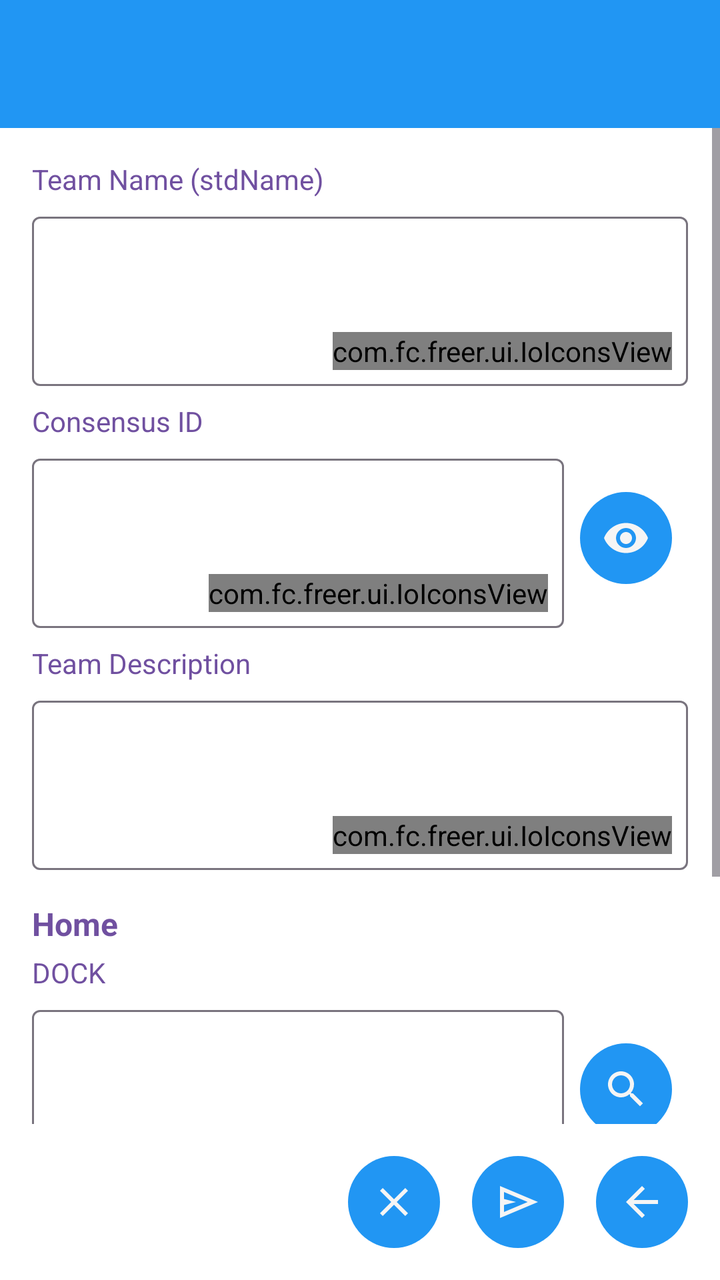
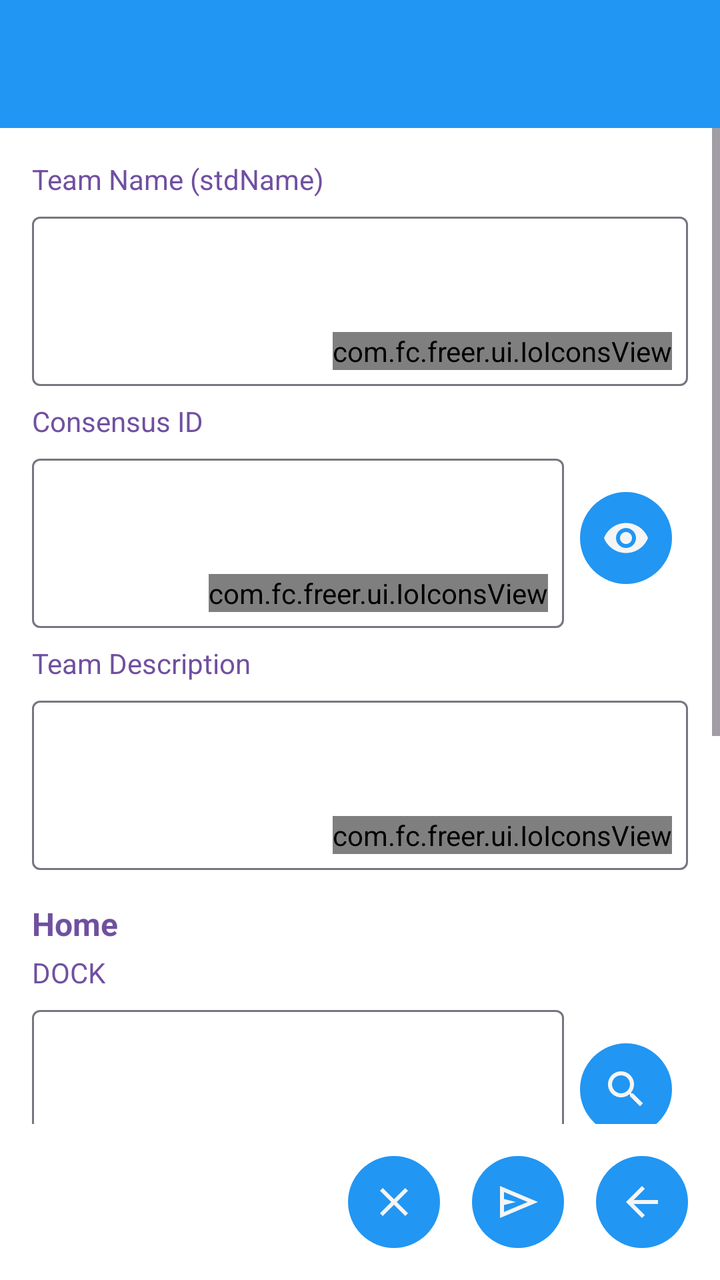

The first picture is an Android layout as it rendered before a commit; the second is the same layout after the commit. The layout source and the unified diff follow.
<!-- AndroidManifest.xml: application theme Theme.Freer -->
<!-- res/layout/activity_update_team.xml -->
<?xml version="1.0" encoding="utf-8"?>
<LinearLayout xmlns:android="http://schemas.android.com/apk/res/android"
    xmlns:app="http://schemas.android.com/apk/res-auto"
    android:layout_width="match_parent"
    android:layout_height="match_parent"
    android:orientation="vertical">

    <include layout="@layout/common_toolbar" />

    <ScrollView
        android:layout_width="match_parent"
        android:layout_height="0dp"
        android:layout_weight="1"
        android:fillViewport="true">

        <LinearLayout
            android:layout_width="match_parent"
            android:layout_height="wrap_content"
            android:orientation="vertical"
            android:padding="16dp">

            
            <TextView
                android:layout_width="match_parent"
                android:layout_height="wrap_content"
                android:text="@string/team_name"
                android:textColor="@color/field_name"
                android:textSize="14sp"
                android:layout_marginBottom="4dp" />

            <include
                android:id="@+id/nameView"
                layout="@layout/layout_text_input_with_scan"
                android:layout_width="match_parent"
                android:layout_height="wrap_content" />

            
            <TextView
                android:layout_width="match_parent"
                android:layout_height="wrap_content"
                android:text="@string/consensus_id"
                android:textColor="@color/field_name"
                android:textSize="14sp"
                android:layout_marginTop="8dp"
                android:layout_marginBottom="4dp" />

            <LinearLayout
                android:layout_width="match_parent"
                android:layout_height="wrap_content"
                android:orientation="horizontal"
                android:gravity="center_vertical">

                <include
                    android:id="@+id/consensusView"
                    layout="@layout/layout_text_input_with_scan"
                    android:layout_width="0dp"
                    android:layout_height="wrap_content"
                    android:layout_weight="1" />

                <ImageButton
                    android:id="@+id/view_consensus_button"
                    style="@style/ImageButtonStyle"
                    android:layout_marginStart="8dp"
                    android:src="@drawable/ic_visibility"
                    android:contentDescription="@string/view_consensus_document" />

            </LinearLayout>

            
            <TextView
                android:layout_width="match_parent"
                android:layout_height="wrap_content"
                android:text="@string/team_description"
                android:textColor="@color/field_name"
                android:textSize="14sp"
                android:layout_marginTop="8dp"
                android:layout_marginBottom="4dp" />

            <include
                android:id="@+id/descView"
                layout="@layout/layout_text_input_with_scan"
                android:layout_width="match_parent"
                android:layout_height="wrap_content" />

            
            <TextView
                android:layout_width="match_parent"
                android:layout_height="wrap_content"
                android:text="@string/home"
                android:textColor="@color/field_name"
                android:textSize="16sp"
                android:textStyle="bold"
                android:layout_marginTop="16dp"
                android:layout_marginBottom="4dp" />

            
            <TextView
                android:layout_width="match_parent"
                android:layout_height="wrap_content"
                android:text="@string/home_dock_label"
                android:textColor="@color/field_name"
                android:textSize="14sp"
                android:layout_marginBottom="4dp" />

            <LinearLayout
                android:layout_width="match_parent"
                android:layout_height="wrap_content"
                android:orientation="horizontal"
                android:gravity="center_vertical">

                <include
                    android:id="@+id/dockView"
                    layout="@layout/layout_text_input_with_scan"
                    android:layout_width="0dp"
                    android:layout_height="wrap_content"
                    android:layout_weight="1" />

                <ImageButton
                    android:id="@+id/choose_dock_button"
                    style="@style/ImageButtonStyle"
                    android:layout_marginStart="8dp"
                    android:src="@drawable/ic_search"
                    android:contentDescription="@string/choose_another" />
            </LinearLayout>

            
            <TextView
                android:layout_width="match_parent"
                android:layout_height="wrap_content"
                android:text="@string/home_disk_label"
                android:textColor="@color/field_name"
                android:textSize="14sp"
                android:layout_marginTop="8dp"
                android:layout_marginBottom="4dp" />

            <LinearLayout
                android:layout_width="match_parent"
                android:layout_height="wrap_content"
                android:orientation="horizontal"
                android:gravity="center_vertical">

                <include
                    android:id="@+id/diskView"
                    layout="@layout/layout_text_input_with_scan"
                    android:layout_width="0dp"
                    android:layout_height="wrap_content"
                    android:layout_weight="1" />

                <ImageButton
                    android:id="@+id/choose_disk_button"
                    style="@style/ImageButtonStyle"
                    android:layout_marginStart="8dp"
                    android:src="@drawable/ic_search"
                    android:contentDescription="@string/choose_another" />
            </LinearLayout>

        </LinearLayout>

    </ScrollView>

    
    <LinearLayout
        android:id="@+id/buttonContainer"
        android:layout_width="match_parent"
        android:layout_height="wrap_content"
        android:orientation="horizontal"
        android:padding="8dp"
        android:gravity="end">

        <ImageButton
            android:id="@+id/clearButton"
            style="@style/ImageButtonStyle"
            android:src="@drawable/ic_clear"
            android:contentDescription="@string/clear" />

        <ImageButton
            android:id="@+id/publishButton"
            style="@style/ImageButtonStyle"
            android:src="@drawable/ic_send"
            android:contentDescription="@string/publish" />

        <ImageButton
            android:id="@+id/back_button"
            style="@style/ImageButtonStyle"
            android:src="@drawable/ic_back"
            android:contentDescription="@string/back" />

    </LinearLayout>

</LinearLayout>
<!-- res/layout/common_toolbar.xml (included above) -->
<?xml version="1.0" encoding="utf-8"?>
<androidx.appcompat.widget.Toolbar xmlns:android="http://schemas.android.com/apk/res/android"
    xmlns:app="http://schemas.android.com/apk/res-auto"
    android:id="@+id/toolbar"
    android:layout_width="match_parent"
    android:layout_height="?attr/actionBarSize"
    android:background="@color/accent"
    android:theme="@style/ThemeOverlay.Freer.Toolbar">

    <LinearLayout
        android:id="@+id/toolbar_fid_container"
        android:layout_width="wrap_content"
        android:layout_height="match_parent"
        android:layout_gravity="end"
        android:orientation="horizontal"
        android:gravity="end|center_vertical"
        android:visibility="gone"
        android:clickable="true"
        android:focusable="true"
        android:paddingStart="8dp"
        android:paddingEnd="16dp"
        android:background="?android:attr/selectableItemBackground">

        <TextView
            android:id="@+id/toolbar_fid_text"
            android:layout_width="130dp"
            android:layout_height="wrap_content"
            android:textColor="@color/main_background"
            android:paddingStart="8dp"
            android:paddingEnd="4dp"
            android:textSize="14sp"
            android:maxLines="1"
            android:gravity="end"
            android:ellipsize="middle" />

        <ImageView
            android:id="@+id/toolbar_avatar"
            android:layout_width="42dp"
            android:layout_height="42dp"
            android:background="@color/accent"
            android:scaleType="centerCrop"
            android:contentDescription="@string/avatar" />

    </LinearLayout>

</androidx.appcompat.widget.Toolbar>
<!-- res/layout/layout_text_input_with_scan.xml (included above) -->
<?xml version="1.0" encoding="utf-8"?>
<FrameLayout xmlns:android="http://schemas.android.com/apk/res/android"
    xmlns:app="http://schemas.android.com/apk/res-auto"
    android:layout_width="match_parent"
    android:layout_height="match_parent">

    <com.google.android.material.textfield.TextInputLayout
        android:id="@+id/textInputWithScanLayout"
        android:layout_width="match_parent"
        android:layout_height="match_parent"
        app:boxBackgroundColor="@color/input_field_background"
        style="@style/Widget.Material3.TextInputLayout.OutlinedBox">

        <com.google.android.material.textfield.TextInputEditText
            android:id="@+id/textInput"
            android:layout_width="match_parent"
            android:layout_height="match_parent"
            android:gravity="top"
            android:inputType="textMultiLine"
            android:minLines="3"
            android:paddingStart="8dp"
            android:paddingEnd="70dp"
            android:paddingBottom="8dp"
            />
    </com.google.android.material.textfield.TextInputLayout>

    <com.fc.freer.ui.IoIconsView
        android:id="@+id/scanIcon"
        android:layout_width="wrap_content"
        android:layout_height="wrap_content"
        android:layout_gravity="bottom|end"
        android:layout_margin="8dp" />
</FrameLayout>
<!-- resources referenced by this layout -->
<resources>
  <color name="accent">#2196F3</color>
  <color name="field_name">#7050A0</color>
  <color name="input_field_background">#FFFFFF</color>
  <color name="main_background">#F5F5F5</color>
  <!-- drawable ic_back (drawable) -->
  <vector xmlns:android="http://schemas.android.com/apk/res/android"
      android:width="24dp"
      android:height="24dp"
      android:viewportWidth="960"
      android:viewportHeight="960">
    <path
        android:pathData="m313,520 l224,224 -57,56 -320,-320 320,-320 57,56 -224,224h487v80L313,520Z"
        android:fillColor="@color/main_background"/>
  </vector>
  <!-- drawable ic_clear (drawable) -->
  <?xml version="1.0" encoding="utf-8"?>
  <vector xmlns:android="http://schemas.android.com/apk/res/android"
      android:width="24dp"
      android:height="24dp"
      android:viewportWidth="24"
      android:viewportHeight="24"
      android:tint="@color/accent">
      <path
          android:fillColor="@color/text"
          android:pathData="M19,6.41L17.59,5 12,10.59 6.41,5 5,6.41 10.59,12 5,17.59 6.41,19 12,13.41 17.59,19 19,17.59 13.41,12z"/>
  </vector>
  <!-- drawable ic_send (drawable) -->
  <vector xmlns:android="http://schemas.android.com/apk/res/android"
      android:width="24dp"
      android:height="24dp"
      android:viewportWidth="960"
      android:viewportHeight="960">
    <path
        android:pathData="M120,800v-640l760,320 -760,320ZM200,680 L674,480 200,280v140l240,60 -240,60v140ZM200,680v-400,400Z"
        android:fillColor="@color/warning"/>
  </vector>
  <!-- drawable ic_visibility (drawable) -->
  <?xml version="1.0" encoding="utf-8"?>
  <vector xmlns:android="http://schemas.android.com/apk/res/android"
      android:width="24dp"
      android:height="24dp"
      android:viewportWidth="24"
      android:viewportHeight="24">
      <path
          android:fillColor="#000000"
          android:pathData="M12,4.5C7,4.5 2.73,7.61 1,12c1.73,4.39 6,7.5 11,7.5s9.27,-3.11 11,-7.5c-1.73,-4.39 -6,-7.5 -11,-7.5zM12,17c-2.76,0 -5,-2.24 -5,-5s2.24,-5 5,-5 5,2.24 5,5 -2.24,5 -5,5zM12,9c-1.66,0 -3,1.34 -3,3s1.34,3 3,3 3,-1.34 3,-3 -1.34,-3 -3,-3z"/>
  </vector>
  <string name="avatar">Avatar</string>
  <string name="back">Back</string>
  <string name="choose_another">Choose another</string>
  <string name="clear">Clear</string>
  <string name="consensus_id">Consensus ID</string>
  <string name="home">Home</string>
  <string name="home_disk_label">DISK</string>
  <string name="home_dock_label">DOCK</string>
  <string name="publish">Publish</string>
  <string name="team_description">Team Description</string>
  <string name="team_name">Team Name (stdName)</string>
  <string name="view_consensus_document">View consensus</string>
  <style name="ImageButtonStyle">
          <item name="android:layout_width">46dp</item>
          <item name="android:layout_height">46dp</item>
          <item name="android:layout_margin">8dp</item>
          <item name="android:background">@drawable/bg_round_accent</item>
          <item name="android:tint">@color/main_background</item>
          <item name="android:scaleType">centerInside</item>
          <item name="android:padding">8dp</item>
      </style>
  <style name="ThemeOverlay.Freer.Toolbar" parent="ThemeOverlay.AppCompat.ActionBar">
          <item name="android:textColorPrimary">@color/main_background</item>
          <item name="android:textColorSecondary">@color/main_background</item>
      </style>
  <style name="Theme.Freer" parent="Base.Theme.Freer" />
  <color name="text">#000000</color>
  <color name="warning">#FF9800</color>
  <!-- drawable bg_round_accent (drawable) -->
  <?xml version="1.0" encoding="utf-8"?>
  <shape xmlns:android="http://schemas.android.com/apk/res/android"
      android:shape="oval">
      <solid android:color="@color/accent" />
  </shape>
  <!-- unchanged entries left out for length: 2 -->
</resources>

<!-- the commit's change to res/layout/activity_update_team.xml (unified diff, before → after) -->
@@ -153,6 +153,45 @@
                     android:src="@drawable/ic_search"
                     android:contentDescription="@string/choose_another" />
             </LinearLayout>
+
+            
+            <TextView
+                android:layout_width="match_parent"
+                android:layout_height="wrap_content"
+                android:text="@string/server_setup_call_label"
+                android:textColor="@color/field_name"
+                android:textSize="14sp"
+                android:layout_marginTop="8dp"
+                android:layout_marginBottom="4dp" />
+
+            <LinearLayout
+                android:layout_width="match_parent"
+                android:layout_height="wrap_content"
+                android:orientation="horizontal"
+                android:gravity="center_vertical">
+
+                <include
+                    android:id="@+id/callView"
+                    layout="@layout/layout_text_input_with_scan"
+                    android:layout_width="0dp"
+                    android:layout_height="wrap_content"
+                    android:layout_weight="1" />
+
+                <ImageButton
+                    android:id="@+id/choose_call_button"
+                    style="@style/ImageButtonStyle"
+                    android:layout_marginStart="8dp"
+                    android:src="@drawable/ic_search"
+                    android:contentDescription="@string/choose_another" />
+            </LinearLayout>
+
+            <TextView
+                android:layout_width="match_parent"
+                android:layout_height="wrap_content"
+                android:text="@string/home_call_team_helper"
+                android:textColor="@color/field_name"
+                android:textSize="12sp"
+                android:layout_marginTop="2dp" />
 
         </LinearLayout>
 
<!-- resource entries referenced after the edit -->
@@ -53,9 +53,11 @@
   <string name="clear">Clear</string>
   <string name="consensus_id">Consensus ID</string>
   <string name="home">Home</string>
+  <string name="home_call_team_helper">The relay this team\'s meetings run on. Empty: each host\'s own CALL service; emptying a set one removes it.</string>
   <string name="home_disk_label">DISK</string>
   <string name="home_dock_label">DOCK</string>
   <string name="publish">Publish</string>
+  <string name="server_setup_call_label">CALL (voice calls)</string>
   <string name="team_description">Team Description</string>
   <string name="team_name">Team Name (stdName)</string>
   <string name="view_consensus_document">View consensus</string>
